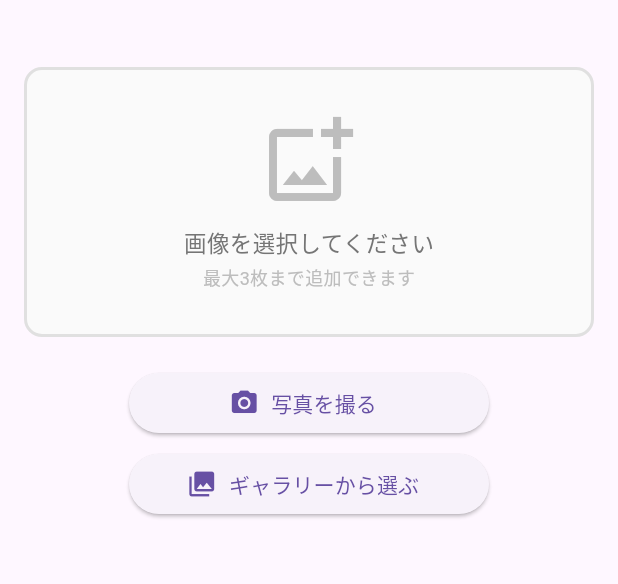
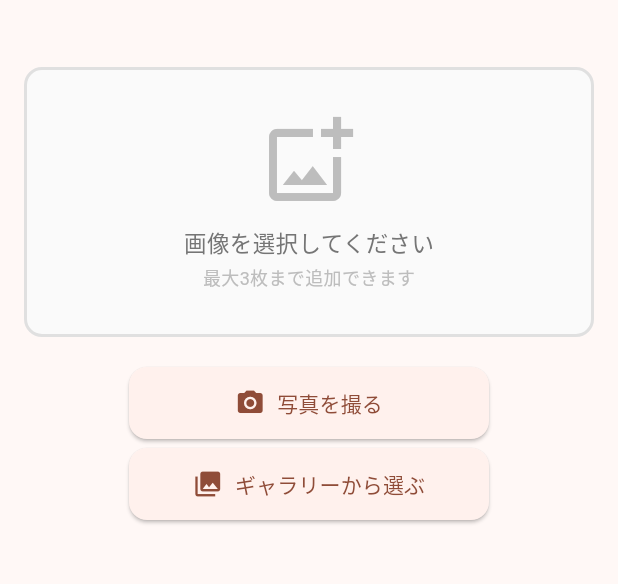
Before and after one commit to karake-shoya/cheflens, a Flutter app: the screen it shows after launch, on a phone screen of 412 x 824 dp, the part 65-649 px from its top. Run offline on Flutter 3.47's test engine with Material 3 defaults, Android fonts, the phone set to English and light mode, and no system bars; our stand-ins replace flutter_dotenv, flutter_markdown, google_generative_ai, image_picker; missing offline and left inert: wechat_assets_picker.

Commit message:
style: Material3テーマ基盤を追加（AppColors/AppSpacing/AppTheme）
Co-Authored-By: Claude Sonnet 4.6 <noreply@anthropic.com>

```diff
--- a/lib/main.dart
+++ b/lib/main.dart
@@ -1,5 +1,6 @@
 import 'package:flutter/material.dart';
 import 'package:flutter_dotenv/flutter_dotenv.dart';
+import 'theme/app_theme.dart';
 import 'screens/camera_screen.dart';
 
 Future<void> main() async {
@@ -14,7 +15,7 @@ class MyApp extends StatelessWidget {
   Widget build(BuildContext context) {
     return MaterialApp(
       title: 'ChefLens',
-      theme: ThemeData(primarySwatch: Colors.blue),
+      theme: AppTheme.light,
       home: const CameraScreen(),
     );
   }
--- /dev/null
+++ b/lib/theme/app_colors.dart
@@ -0,0 +1,9 @@
+import 'package:flutter/material.dart';
+
+/// アプリ全体のカラーパレット定数
+class AppColors {
+  AppColors._();
+
+  /// M3 ColorScheme 生成に使用するシードカラー（料理・食材を連想するオレンジ）
+  static const seedColor = Colors.deepOrange;
+}
--- /dev/null
+++ b/lib/theme/app_spacing.dart
@@ -0,0 +1,28 @@
+/// アプリ全体のスペーシング・サイズ定数
+class AppSpacing {
+  AppSpacing._();
+
+  // ── 余白 ──────────────────────────────────────────
+  static const double xs  = 4;
+  static const double sm  = 8;
+  static const double md  = 12;
+  static const double lg  = 16;
+  static const double xl  = 20;
+  static const double xxl = 24;
+
+  // ── 角丸 ──────────────────────────────────────────
+  static const double radiusSm   = 8;
+  static const double radiusMd   = 12;
+  static const double radiusLg   = 16;
+  static const double radiusXl   = 20;
+  /// ピル形状（タグ・チップ用）
+  static const double radiusFull = 100;
+
+  // ── アイコンサイズ ────────────────────────────────
+  static const double iconSm = 18;
+  static const double iconMd = 22;
+  static const double iconLg = 28;
+
+  // ── ボタン縦パディング ────────────────────────────
+  static const double buttonPaddingV = 14;
+}
--- /dev/null
+++ b/lib/theme/app_theme.dart
@@ -0,0 +1,83 @@
+import 'package:flutter/material.dart';
+import 'app_colors.dart';
+import 'app_spacing.dart';
+
+/// アプリ全体のテーマ定義（Material 3）
+class AppTheme {
+  AppTheme._();
+
+  static ThemeData get light {
+    final colorScheme = ColorScheme.fromSeed(
+      seedColor: AppColors.seedColor,
+    );
+
+    return ThemeData(
+      useMaterial3: true,
+      colorScheme: colorScheme,
+
+      // AppBar
+      appBarTheme: AppBarTheme(
+        centerTitle: false,
+        elevation: 0,
+        scrolledUnderElevation: 1,
+        backgroundColor: colorScheme.surface,
+        foregroundColor: colorScheme.onSurface,
+      ),
+
+      // ElevatedButton（主要アクション）
+      elevatedButtonTheme: ElevatedButtonThemeData(
+        style: ElevatedButton.styleFrom(
+          padding: const EdgeInsets.symmetric(
+            vertical: AppSpacing.buttonPaddingV,
+            horizontal: AppSpacing.lg,
+          ),
+          shape: RoundedRectangleBorder(
+            borderRadius: BorderRadius.circular(AppSpacing.radiusMd),
+          ),
+        ),
+      ),
+
+      // OutlinedButton（補助アクション）
+      outlinedButtonTheme: OutlinedButtonThemeData(
+        style: OutlinedButton.styleFrom(
+          padding: const EdgeInsets.symmetric(
+            vertical: AppSpacing.buttonPaddingV,
+            horizontal: AppSpacing.lg,
+          ),
+          shape: RoundedRectangleBorder(
+            borderRadius: BorderRadius.circular(AppSpacing.radiusMd),
+          ),
+        ),
+      ),
+
+      // TextButton
+      textButtonTheme: TextButtonThemeData(
+        style: TextButton.styleFrom(
+          padding: const EdgeInsets.symmetric(
+            vertical: AppSpacing.md,
+            horizontal: AppSpacing.lg,
+          ),
+          shape: RoundedRectangleBorder(
+            borderRadius: BorderRadius.circular(AppSpacing.radiusMd),
+          ),
+        ),
+      ),
+
+      // Card
+      cardTheme: CardThemeData(
+        elevation: 0,
+        margin: EdgeInsets.zero,
+        shape: RoundedRectangleBorder(
+          borderRadius: BorderRadius.circular(AppSpacing.radiusLg),
+        ),
+      ),
+
+      // Chip
+      chipTheme: ChipThemeData(
+        shape: RoundedRectangleBorder(
+          borderRadius: BorderRadius.circular(AppSpacing.radiusFull),
+        ),
+      ),
+    );
+  }
+}
```
